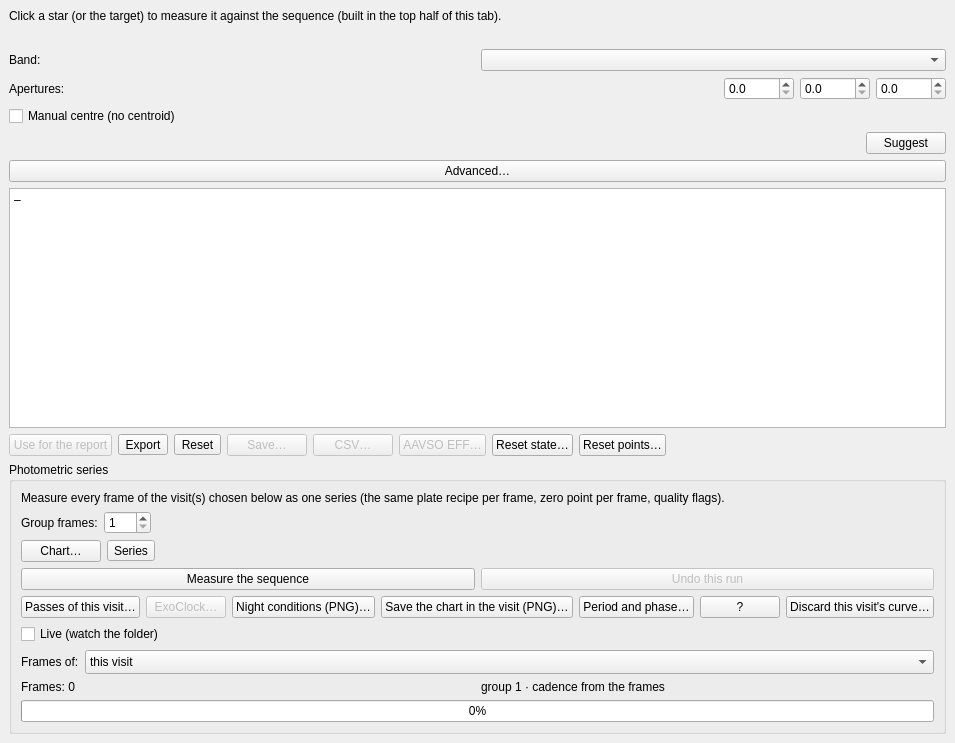
Qt form nightscribe/gui/ui/ufe_measure_tab.ui (irydeo/nightscribe) before a commit.
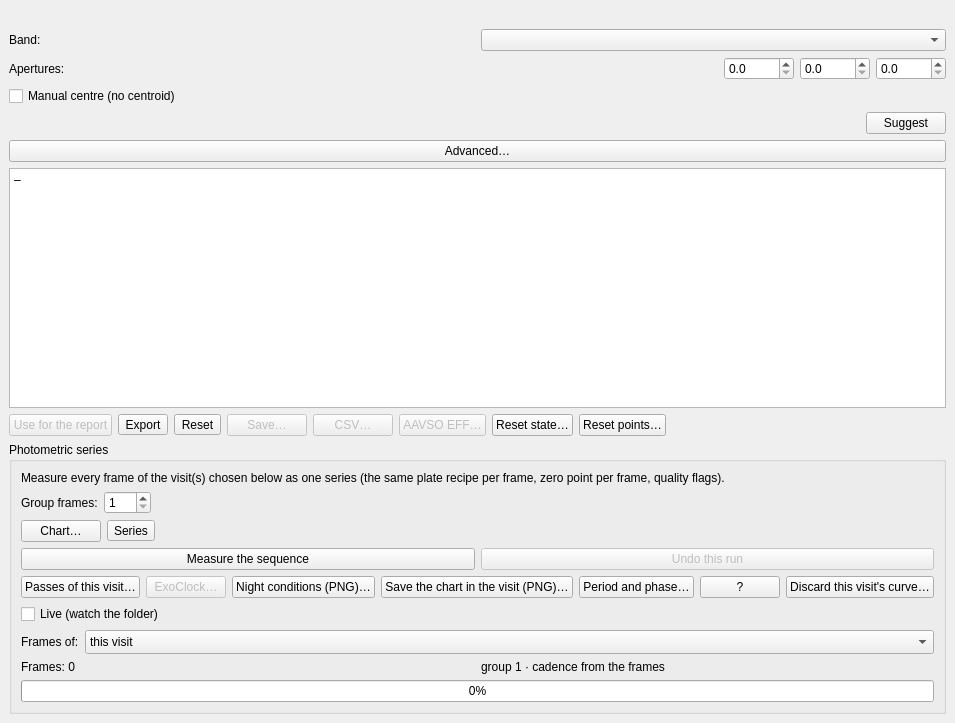
The same form after that commit.

Patch:
```diff
--- a/nightscribe/gui/ui/ufe_measure_tab.ui
+++ b/nightscribe/gui/ui/ufe_measure_tab.ui
@@ -23,16 +23,6 @@
    <property name="bottomMargin">
     <number>9</number>
    </property>
-   <item>
-    <widget class="QLabel" name="lbl_hint">
-     <property name="text">
-      <string>Click a star (or the target) to measure it against the sequence (built in the top half of this tab).</string>
-     </property>
-     <property name="wordWrap">
-      <bool>true</bool>
-     </property>
-    </widget>
-   </item>
    <item>
     <widget class="QLabel" name="lbl_status"><property name="visible"><bool>false</bool></property>
      <property name="text">
@@ -44,6 +34,13 @@
     </widget>
    </item>
    <item>
+    <widget class="QWidget" name="sec_recipe_content" native="true">
+     <layout class="QVBoxLayout" name="vbox_recipe">
+      <property name="leftMargin"><number>0</number></property>
+      <property name="topMargin"><number>0</number></property>
+      <property name="rightMargin"><number>0</number></property>
+      <property name="bottomMargin"><number>0</number></property>
+    <item>
     <layout class="QHBoxLayout" name="row_band">
      <property name="layoutStretch" stdset="0">
       <string notr="true">0,1</string>
@@ -210,6 +207,16 @@
      </property>
     </widget>
    </item>
+     </layout>
+    </widget>
+   </item>
+   <item>
+    <widget class="QWidget" name="sec_result_content" native="true">
+     <layout class="QVBoxLayout" name="vbox_result">
+      <property name="leftMargin"><number>0</number></property>
+      <property name="topMargin"><number>0</number></property>
+      <property name="rightMargin"><number>0</number></property>
+      <property name="bottomMargin"><number>0</number></property>
    <item>
     <widget class="QTextEdit" name="lbl_result">
      <property name="minimumSize">
@@ -233,11 +240,18 @@
     </widget>
    </item>
    <!-- U5: the ways out of a measurement. Two doors hold the four buttons
-        that used to take two rows (the CSV and the AAVSO EFF report in
-        "Export", the plate's two resets in "Reset"); the code moves them
-        into the panels, one by one, so their names, texts and tooltips are
-        the same ones (ADR-005). The row keeps the doors and the project's
-        save. -->
+           that used to take two rows (the CSV and the AAVSO EFF report in
+           "Export", the plate's two resets in "Reset"); the code moves them
+           into the panels, one by one, so their names, texts and tooltips are
+           the same ones (ADR-005). The row keeps the doors and the project's
+           save. -->
+      <item>
+       <widget class="QWidget" name="w_result_actions" native="true">
+        <layout class="QVBoxLayout" name="vbox_result_actions">
+         <property name="leftMargin"><number>0</number></property>
+         <property name="topMargin"><number>0</number></property>
+         <property name="rightMargin"><number>0</number></property>
+         <property name="bottomMargin"><number>0</number></property>
    <item>
     <layout class="QHBoxLayout" name="row_result_actions">
      <item>
@@ -351,6 +365,12 @@
       </spacer>
      </item>
     </layout>
+         </item>
+        </layout>
+       </widget>
+      </item>
+     </layout>
+    </widget>
    </item>
    <item>
     <widget class="QGroupBox" name="grp_series">
```
Lines whose indentation alone changed are shown as unchanged.
